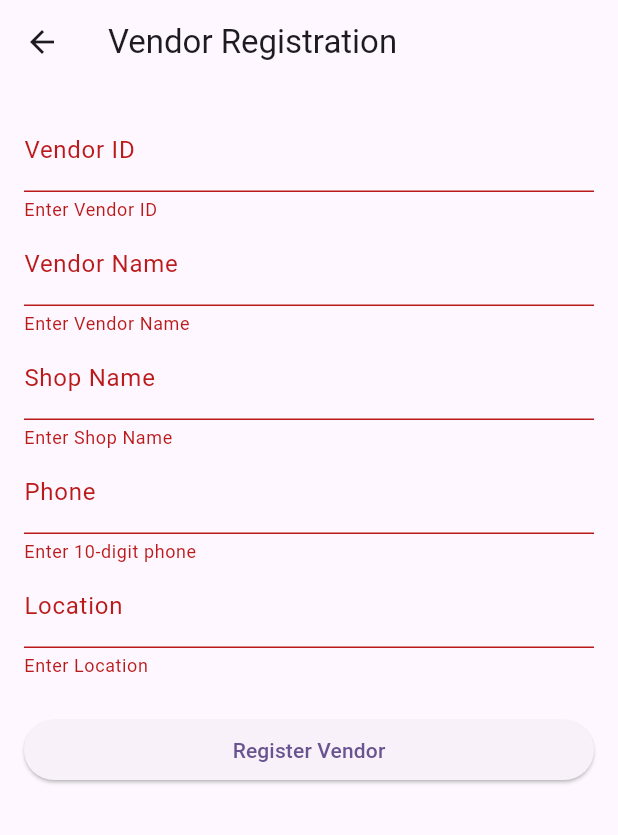
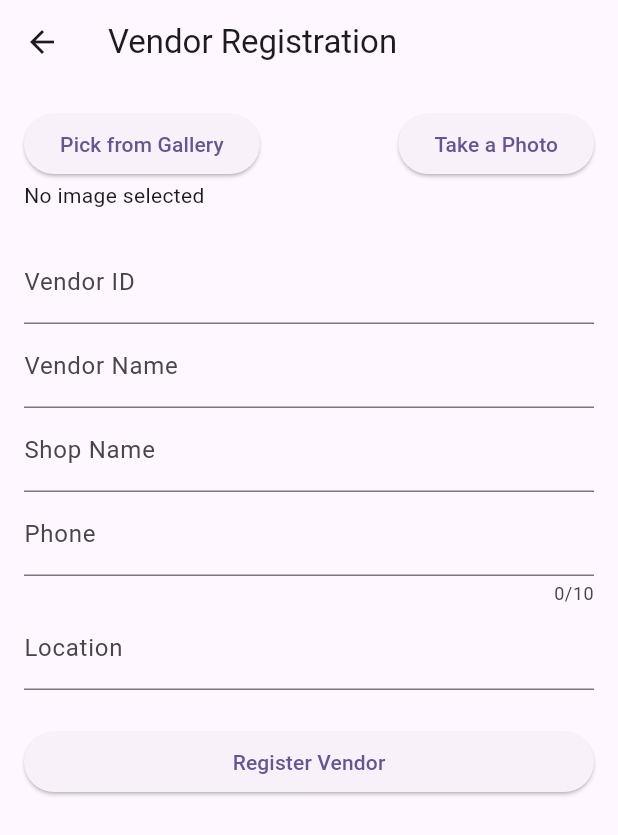
Before and after one commit to Avinash1705/blinkit, a Flutter app: the VendorRegistrationPage screen opened directly, after a tap on "Register Vendor", on a phone screen of 412 x 824 dp. Shown: the top 835 px of the screen. Run offline on Flutter 3.47's test engine with Material 3 defaults, Android fonts, the phone set to English and light mode, and no system bars; our stand-ins replace get, image_picker, permission_handler, syncfusion_flutter_charts; missing offline and left inert: dart:js, flutter_sliding_toast; network calls fail.

Commit message:
add item and dublicay fixed

```diff
--- a/lib/domain/AppConstants.dart
+++ b/lib/domain/AppConstants.dart
@@ -4,22 +4,24 @@
 
   // static const String ip = "192.168.1.24:8080";
   // static const String ip = "172.20.10.4:8080";
-  static const String ip = "royalblue-opossum-328842.hostingersite.com";
+  // static const String ip = "royalblue-opossum-328842.hostingersite.com";
+  static const String ip = "avitechly.com";
   // static const String ip = "localhost:80";
-  static const String appDetail = "https://$ip/fluxKart/apis/app_detail.php";
-  static const String getAllVenders = "https://$ip/fluxKart/apis/get_venders.php";
-  static const String registerVenders = "https://$ip/fluxKart/apis/register_vender.php";
-  static const String addItems = "https://$ip/fluxKart/apis/addSubItem.php";
+  static String ssl =  "https";
+  static final String appDetail = "$ssl://$ip/fluxKart/apis/app_detail.php";
+  static  String getAllVenders = "$ssl://$ip/fluxKart/apis/get_venders.php";
+  static  String registerVenders = "$ssl://$ip/fluxKart/apis/register_vender.php";
+  static  String addItems = "$ssl://$ip/fluxKart/apis/addSubItem.php";
   // httpss://royalblue-opossum-328842.hostingersite.com/fluxKart/apis/get_categories.php
-  static const String getAllCategories = "https://$ip/fluxKart/apis/get_categories.php";
-  static const String getSubCategories = "https://$ip/fluxKart/apis/get_subCategory.php";
-  static const String getOrderedPlaced = "https://$ip/fluxKart/apis/getOrderPlaced.php";
-  static const String updateValidity = "https://$ip/fluxKart/apis/updateSubcription.php";
+  static  String getAllCategories = "$ssl://$ip/fluxKart/apis/get_categories.php";
+  static  String getSubCategories = "$ssl://$ip/fluxKart/apis/get_subCategory.php";
+  static  String getOrderedPlaced = "$ssl://$ip/fluxKart/apis/getOrderPlaced.php";
+  static  String updateValidity = "$ssl://$ip/fluxKart/apis/updateSubcription.php";
   // http://localhost/fluxkart/apis/getSpecificVenderCategories.php?phone=$phone
-  static const String getSpecificVenderCategories = "https://$ip/fluxKart/apis/getSpecificVenderCategories.php";
-  static const String updateSubcategoryAndSoldItem = "https://$ip/fluxKart/apis/updateSubcategoryAndSoldItem.php";
-  static const String updateSoldItemLog = "https://$ip/fluxKart/apis/updateSoldItemLog.php";
-  static const String updateAppDetail = "https://$ip/fluxKart/apis/updateAppDetail.php";
+  static  String getSpecificVenderCategories = "$ssl://$ip/fluxKart/apis/getSpecificVenderCategories.php";
+  static  String updateSubcategoryAndSoldItem = "$ssl://$ip/fluxKart/apis/updateSubcategoryAndSoldItem.php";
+  static  String updateSoldItemLog = "$ssl://$ip/fluxKart/apis/updateSoldItemLog.php";
+  static  String updateAppDetail = "$ssl://$ip/fluxKart/apis/updateAppDetail.php";
 
 
   //Order table Format name
--- a/lib/main.dart
+++ b/lib/main.dart
@@ -49,8 +49,8 @@
       // home: VendorDashboard(vendorDetails: Data(venderName: "terr",venderId: "12",shopName: "firstShop",phone: "4444444444",location: "lko",valid: "0"),),
       // home: AddProductPage(vendorDetails: Data(venderName: "terr",venderId: "12",shopName: "firstShop",phone: "3223",location: "lko"),),
       // home: MyProductsPage(),
-      // home: StaticLoginScreen(),
-      home: SplashScreen(),
+      home: LoginScreen(),
+      // home: SplashScreen(),
       // home: AddProductPage(vendorDetail: null,),
       // home: ImagePickerWithPermission(),
     );
--- a/lib/ui/widgets/uihelper.dart
+++ b/lib/ui/widgets/uihelper.dart
@@ -16,17 +16,17 @@
   static CustomImageNetworkCategory({required String img}) {
     // print("test gjgj $img");
     //   print("test img https://${AppConstants.ip}/img/category/$img");
-    return Image.network("http://${AppConstants.ip}/fluxKart/img/category/$img");
+    return Image.network("${AppConstants.ssl}://${AppConstants.ip}/fluxKart/img/category/$img",fit: BoxFit.cover);
   }
   //Sub category image
   static CustomImageNetworkSubCategory({required String img}) {
 
-    return Image.network("http://${AppConstants.ip}/fluxKart/img/subCategory/$img",fit: BoxFit.cover,);
+    return Image.network("${AppConstants.ssl}://${AppConstants.ip}/fluxKart/img/subCategory/$img",fit: BoxFit.cover,);
   }
   //Sub category image
   static CustomImageNetworkShop({required String img}) {
 
-    return Image.network("http://${AppConstants.ip}/fluxKart/img/shop/$img",fit: BoxFit.cover,);
+    return Image.network("${AppConstants.ssl}://${AppConstants.ip}/fluxKart/img/shop/$img",fit: BoxFit.cover,);
   }
   static fullUrlImageNetworkCategory({required String img}) {
    //getting full url from server
--- a/lib/vender/controller/addItemsController.dart
+++ b/lib/vender/controller/addItemsController.dart
@@ -8,7 +8,7 @@
 
   // AddItemsController(this.baseUrl);
 
-  static Future addItem(String id, String categoryId, String itemName,
+  static Future addItem( String categoryId, String itemName,
       String phone, String itemDescription, int price, int newPrice,
       String weight, int quantity, File imgUrl) async {
     print("Adding item with details: ${imgUrl.toString().split('/').last}");
@@ -16,7 +16,7 @@
       var request = http.MultipartRequest(
           'POST',
           Uri.parse('${AppConstants.addItems}'
-              '?id=$id&category_id=$categoryId&item_name=$itemName&phone=$phone&item_description=$itemDescription&price=$price'
+              '?category_id=$categoryId&item_name=$itemName&phone=$phone&item_description=$itemDescription&price=$price'
               '&new_price=$newPrice&weight=$weight&quantity=$quantity'));
 
       request.fields['name'] = itemName;
--- a/lib/vender/controller/vender_register_controller.dart
+++ b/lib/vender/controller/vender_register_controller.dart
@@ -1,4 +1,5 @@
 import 'dart:convert';
+import 'dart:io';
 
 import 'package:flutter/material.dart';
 import 'package:http/http.dart' as http;
@@ -26,20 +27,29 @@
     locationController.dispose();
   }
 
-  Future<void> registerVendor(BuildContext context) async {
+  Future<void> registerVendor(BuildContext context,File imgFile) async {
     if (!formKey.currentState!.validate()) return;
     late vendeRegisterResponseModel urRes;
     try {
-      var response = await http
-          .post(
-              Uri.parse(
-                  "${apiUrl}?vender_id=${vendorIdController.text.trim()
-                  }&vender_name=${nameController.text}"
-                      "&shop_name=${shopNameController.text}"
-                      "&phone=${phoneController.text}"
-                      "&location=${locationController.text}"),
-              )
-          .timeout(Duration(seconds: 10));
+
+      var request = await http.MultipartRequest(
+          'POST',
+          Uri.parse("$apiUrl?vender_id=${vendorIdController.text.trim()
+          }&vender_name=${nameController.text}"
+              "&shop_name=${shopNameController.text}"
+              "&phone=${phoneController.text}"
+              "&location=${locationController.text}"),
+      );
+      request.fields['name'] = nameController.text;
+      request.files.add(
+        await http.MultipartFile.fromPath(
+          'image', // must match $_FILES['image'] in PHP
+          imgFile.path,
+        ),
+      );
+      print("Request URL: ${imgFile.path}");
+      var streamedResponse = await request.send();
+      var response = await http.Response.fromStream(streamedResponse);
       print("vendor response: ${response.body}");
       urRes = vendeRegisterResponseModel.fromJson(jsonDecode(response.body));
 
--- a/lib/vender/ui/vendor_registration.dart
+++ b/lib/vender/ui/vendor_registration.dart
@@ -1,4 +1,9 @@
+import 'dart:io';
+
 import 'package:flutter/material.dart';
+import 'package:flutter/services.dart';
+import 'package:image_picker/image_picker.dart';
+import 'package:permission_handler/permission_handler.dart';
 import '../controller/vender_register_controller.dart';
 
 
@@ -9,11 +14,51 @@
 
 class _VendorRegistrationPageState extends State<VendorRegistrationPage> {
   final controller = VendorRegisterController();
+  File? _image;
+  final ImagePicker _picker = ImagePicker();
 
   @override
   void dispose() {
     controller.dispose();
     super.dispose();
+  }
+
+  Future<bool> _requestPermission(ImageSource source) async {
+    if (source == ImageSource.camera) {
+      return await Permission.camera.request().isGranted;
+    } else {
+      if (Platform.isAndroid) {
+        if (await Permission.storage.isGranted ||
+            await Permission.photos.isGranted ||
+            await Permission.mediaLibrary.isGranted) {
+          return true;
+        }
+
+        // Android 13+ specific
+        if (await Permission.photos.request().isGranted ||
+            await Permission.storage.request().isGranted) {
+          return true;
+        }
+      }
+      return false;
+    }
+  }
+  //permission handling is not needed here as we are not using camera or gallery
+  Future<void> _pickImage(ImageSource source) async {
+    bool granted = await _requestPermission(source);
+    if (!granted) {
+      ScaffoldMessenger.of(context).showSnackBar(
+        SnackBar(content: Text('Permission denied')),
+      );
+      return;
+    }
+
+    final pickedFile = await _picker.pickImage(source: source);
+    if (pickedFile != null) {
+      setState(() {
+        _image = File(pickedFile.path);
+      });
+    }
   }
 
   @override
@@ -26,8 +71,43 @@
           key: controller.formKey,
           child: ListView(
             children: [
+             Row(
+                mainAxisAlignment: MainAxisAlignment.spaceBetween,
+               children: [
+                 ElevatedButton(
+                   onPressed: () => {
+                     _pickImage(ImageSource.gallery),
+                   },
+                   child: Text('Pick from Gallery'),
+                 ),
+                 ElevatedButton(
+                   onPressed: () => _pickImage(ImageSource.camera),
+                   child: Text('Take a Photo'),
+                 ),
+               ],
+             ),
+              _image == null
+                  ? Text('No image selected')
+              // : Image.file(_image!, height: 200),
+                  : Column(
+                children: [
+                  Image.file(
+                    _image!,
+                    height: 200,
+                  ),
+                  SizedBox(height: 10),
+
+                  Text('Image Path: ${_image!.path.split('/').last}'),
+                  // Text('Image Path:absoluit  ${_image!.absolute.path}'),
+                ],
+              ),
+              SizedBox(height: 20),
               TextFormField(
                 controller: controller.vendorIdController,
+                keyboardType: TextInputType.number,
+                inputFormatters: [
+                  FilteringTextInputFormatter.digitsOnly,
+                ],
                 decoration: InputDecoration(labelText: 'Vendor ID'),
                 validator: (v) => v!.isEmpty ? 'Enter Vendor ID' : null,
               ),
@@ -43,6 +123,7 @@
               ),
               TextFormField(
                 controller: controller.phoneController,
+                maxLength: 10,
                 decoration: InputDecoration(labelText: 'Phone'),
                 keyboardType: TextInputType.phone,
                 validator: (v) => v!.length != 10 ? 'Enter 10-digit phone' : null,
@@ -54,7 +135,10 @@
               ),
               SizedBox(height: 24),
               ElevatedButton(
-                onPressed: () => controller.registerVendor(context),
+                onPressed: () => {
+                  // print("Registering Vendor$_image"),
+                 controller.registerVendor(context,_image!)
+                },
                 child: Text('Register Vendor'),
               ),
             ],
```
Also changed, not shown: lib/ui/category/category.dart (+9 -11 lines), lib/ui/widgets/ImagePickerBoth.dart (+6 -6 lines), lib/vender/ui/vender_dashboard.dart (+17 -4 lines).
